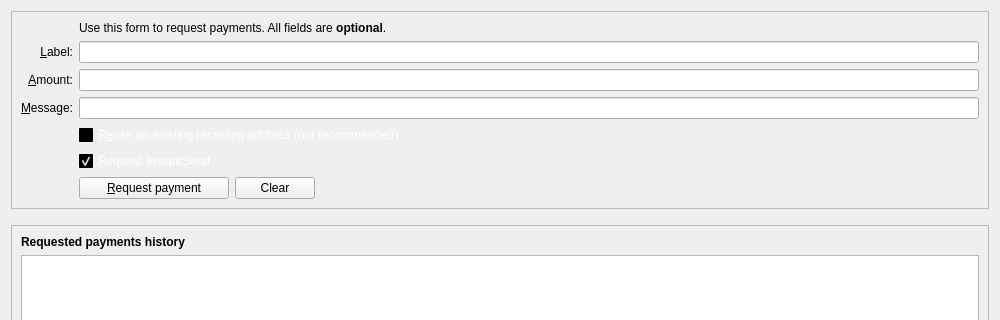
This is src/qt/forms/receivecoinsdialog.ui in Zero-Dynamics/cash-core as Qt 5 draws it before an edit; both pictures show x 0 to 1000 and y 0 to 320 of the 1000 by 543 pixel window. The edited form follows.
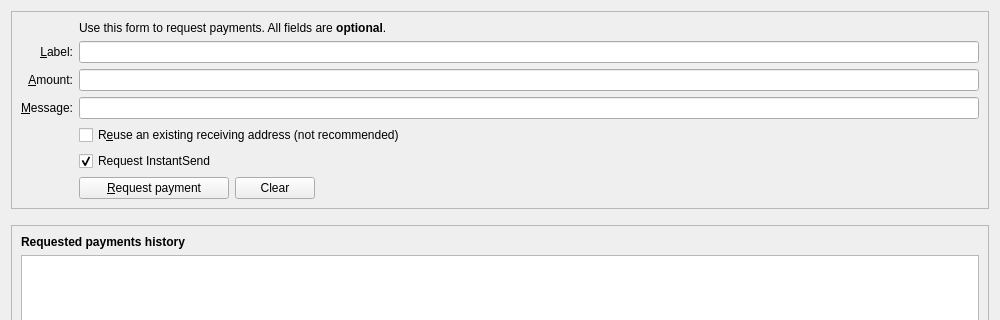
This is the edited form. Custom widgets are drawn as their Qt base class.

The edit to the form file:
```diff
--- a/src/qt/forms/receivecoinsdialog.ui
+++ b/src/qt/forms/receivecoinsdialog.ui
@@ -30,421 +30,6 @@
        <layout class="QGridLayout" name="gridLayout">
         <item row="7" column="2">
          <widget class="QCheckBox" name="reuseAddress">
-          <property name="palette">
-           <palette>
-            <active>
-             <colorrole role="WindowText">
-              <brush brushstyle="SolidPattern">
-               <color alpha="255">
-                <red>255</red>
-                <green>255</green>
-                <blue>255</blue>
-               </color>
-              </brush>
-             </colorrole>
-             <colorrole role="Button">
-              <brush brushstyle="SolidPattern">
-               <color alpha="255">
-                <red>0</red>
-                <green>0</green>
-                <blue>0</blue>
-               </color>
-              </brush>
-             </colorrole>
-             <colorrole role="Light">
-              <brush brushstyle="SolidPattern">
-               <color alpha="255">
-                <red>0</red>
-                <green>0</green>
-                <blue>0</blue>
-               </color>
-              </brush>
-             </colorrole>
-             <colorrole role="Midlight">
-              <brush brushstyle="SolidPattern">
-               <color alpha="255">
-                <red>0</red>
-                <green>0</green>
-                <blue>0</blue>
-               </color>
-              </brush>
-             </colorrole>
-             <colorrole role="Dark">
-              <brush brushstyle="SolidPattern">
-               <color alpha="255">
-                <red>0</red>
-                <green>0</green>
-                <blue>0</blue>
-               </color>
-              </brush>
-             </colorrole>
-             <colorrole role="Mid">
-              <brush brushstyle="SolidPattern">
-               <color alpha="255">
-                <red>0</red>
-                <green>0</green>
-                <blue>0</blue>
-               </color>
-              </brush>
-             </colorrole>
-             <colorrole role="Text">
-              <brush brushstyle="SolidPattern">
-               <color alpha="255">
-                <red>255</red>
-                <green>255</green>
-                <blue>255</blue>
-               </color>
-              </brush>
-             </colorrole>
-             <colorrole role="BrightText">
-              <brush brushstyle="SolidPattern">
-               <color alpha="255">
-                <red>255</red>
-                <green>255</green>
-                <blue>255</blue>
-               </color>
-              </brush>
-             </colorrole>
-             <colorrole role="ButtonText">
-              <brush brushstyle="SolidPattern">
-               <color alpha="255">
-                <red>255</red>
-                <green>255</green>
-                <blue>255</blue>
-               </color>
-              </brush>
-             </colorrole>
-             <colorrole role="Base">
-              <brush brushstyle="SolidPattern">
-               <color alpha="255">
-                <red>0</red>
-                <green>0</green>
-                <blue>0</blue>
-               </color>
-              </brush>
-             </colorrole>
-             <colorrole role="Window">
-              <brush brushstyle="SolidPattern">
-               <color alpha="255">
-                <red>0</red>
-                <green>0</green>
-                <blue>0</blue>
-               </color>
-              </brush>
-             </colorrole>
-             <colorrole role="Shadow">
-              <brush brushstyle="SolidPattern">
-               <color alpha="255">
-                <red>0</red>
-                <green>0</green>
-                <blue>0</blue>
-               </color>
-              </brush>
-             </colorrole>
-             <colorrole role="AlternateBase">
-              <brush brushstyle="SolidPattern">
-               <color alpha="255">
-                <red>0</red>
-                <green>0</green>
-                <blue>0</blue>
-               </color>
-              </brush>
-             </colorrole>
-             <colorrole role="ToolTipBase">
-              <brush brushstyle="SolidPattern">
-               <color alpha="255">
-                <red>255</red>
-                <green>255</green>
-                <blue>220</blue>
-               </color>
-              </brush>
-             </colorrole>
-             <colorrole role="ToolTipText">
-              <brush brushstyle="SolidPattern">
-               <color alpha="255">
-                <red>0</red>
-                <green>0</green>
-                <blue>0</blue>
-               </color>
-              </brush>
-             </colorrole>
-            </active>
-            <inactive>
-             <colorrole role="WindowText">
-              <brush brushstyle="SolidPattern">
-               <color alpha="255">
-                <red>255</red>
-                <green>255</green>
-                <blue>255</blue>
-               </color>
-              </brush>
-             </colorrole>
-             <colorrole role="Button">
-              <brush brushstyle="SolidPattern">
-               <color alpha="255">
-                <red>0</red>
-                <green>0</green>
-                <blue>0</blue>
-               </color>
-              </brush>
-             </colorrole>
-             <colorrole role="Light">
-              <brush brushstyle="SolidPattern">
-               <color alpha="255">
-                <red>0</red>
-                <green>0</green>
-                <blue>0</blue>
-               </color>
-              </brush>
-             </colorrole>
-             <colorrole role="Midlight">
-              <brush brushstyle="SolidPattern">
-               <color alpha="255">
-                <red>0</red>
-                <green>0</green>
-                <blue>0</blue>
-               </color>
-              </brush>
-             </colorrole>
-             <colorrole role="Dark">
-              <brush brushstyle="SolidPattern">
-               <color alpha="255">
-                <red>0</red>
-                <green>0</green>
-                <blue>0</blue>
-               </color>
-              </brush>
-             </colorrole>
-             <colorrole role="Mid">
-              <brush brushstyle="SolidPattern">
-               <color alpha="255">
-                <red>0</red>
-                <green>0</green>
-                <blue>0</blue>
-               </color>
-              </brush>
-             </colorrole>
-             <colorrole role="Text">
-              <brush brushstyle="SolidPattern">
-               <color alpha="255">
-                <red>255</red>
-                <green>255</green>
-                <blue>255</blue>
-               </color>
-              </brush>
-             </colorrole>
-             <colorrole role="BrightText">
-              <brush brushstyle="SolidPattern">
-               <color alpha="255">
-                <red>255</red>
-                <green>255</green>
-                <blue>255</blue>
-               </color>
-              </brush>
-             </colorrole>
-             <colorrole role="ButtonText">
-              <brush brushstyle="SolidPattern">
-               <color alpha="255">
-                <red>255</red>
-                <green>255</green>
-                <blue>255</blue>
-               </color>
-              </brush>
-             </colorrole>
-             <colorrole role="Base">
-              <brush brushstyle="SolidPattern">
-               <color alpha="255">
-                <red>0</red>
-                <green>0</green>
-                <blue>0</blue>
-               </color>
-              </brush>
-             </colorrole>
-             <colorrole role="Window">
-              <brush brushstyle="SolidPattern">
-               <color alpha="255">
-                <red>0</red>
-                <green>0</green>
-                <blue>0</blue>
-               </color>
-              </brush>
-             </colorrole>
-             <colorrole role="Shadow">
-              <brush brushstyle="SolidPattern">
-               <color alpha="255">
-                <red>0</red>
-                <green>0</green>
-                <blue>0</blue>
-               </color>
-              </brush>
-             </colorrole>
-             <colorrole role="AlternateBase">
-              <brush brushstyle="SolidPattern">
-               <color alpha="255">
-                <red>0</red>
-                <green>0</green>
-                <blue>0</blue>
-               </color>
-              </brush>
-             </colorrole>
-             <colorrole role="ToolTipBase">
-              <brush brushstyle="SolidPattern">
-               <color alpha="255">
-                <red>255</red>
-                <green>255</green>
-                <blue>220</blue>
-               </color>
-              </brush>
-             </colorrole>
-             <colorrole role="ToolTipText">
-              <brush brushstyle="SolidPattern">
-               <color alpha="255">
-                <red>0</red>
-                <green>0</green>
-                <blue>0</blue>
-               </color>
-              </brush>
-             </colorrole>
-            </inactive>
-            <disabled>
-             <colorrole role="WindowText">
-              <brush brushstyle="SolidPattern">
-               <color alpha="255">
-                <red>0</red>
-                <green>0</green>
-                <blue>0</blue>
-               </color>
-              </brush>
-             </colorrole>
-             <colorrole role="Button">
-              <brush brushstyle="SolidPattern">
-               <color alpha="255">
-                <red>0</red>
-                <green>0</green>
-                <blue>0</blue>
-               </color>
-              </brush>
-             </colorrole>
-             <colorrole role="Light">
-              <brush brushstyle="SolidPattern">
-               <color alpha="255">
-                <red>0</red>
-                <green>0</green>
-                <blue>0</blue>
-               </color>
-              </brush>
-             </colorrole>
-             <colorrole role="Midlight">
-              <brush brushstyle="SolidPattern">
-               <color alpha="255">
-                <red>0</red>
-                <green>0</green>
-                <blue>0</blue>
-               </color>
-              </brush>
-             </colorrole>
-             <colorrole role="Dark">
-              <brush brushstyle="SolidPattern">
-               <color alpha="255">
-                <red>0</red>
-                <green>0</green>
-                <blue>0</blue>
-               </color>
-              </brush>
-             </colorrole>
-             <colorrole role="Mid">
-              <brush brushstyle="SolidPattern">
-               <color alpha="255">
-                <red>0</red>
-                <green>0</green>
-                <blue>0</blue>
-               </color>
-              </brush>
-             </colorrole>
-             <colorrole role="Text">
-              <brush brushstyle="SolidPattern">
-               <color alpha="255">
-                <red>0</red>
-                <green>0</green>
-                <blue>0</blue>
-               </color>
-              </brush>
-             </colorrole>
-             <colorrole role="BrightText">
-              <brush brushstyle="SolidPattern">
-               <color alpha="255">
-                <red>255</red>
-                <green>255</green>
-                <blue>255</blue>
-               </color>
-              </brush>
-             </colorrole>
-             <colorrole role="ButtonText">
-              <brush brushstyle="SolidPattern">
-               <color alpha="255">
-                <red>0</red>
-                <green>0</green>
-                <blue>0</blue>
-               </color>
-              </brush>
-             </colorrole>
-             <colorrole role="Base">
-              <brush brushstyle="SolidPattern">
-               <color alpha="255">
-                <red>0</red>
-                <green>0</green>
-                <blue>0</blue>
-               </color>
-              </brush>
-             </colorrole>
-             <colorrole role="Window">
-              <brush brushstyle="SolidPattern">
-               <color alpha="255">
-                <red>0</red>
-                <green>0</green>
-                <blue>0</blue>
-               </color>
-              </brush>
-             </colorrole>
-             <colorrole role="Shadow">
-              <brush brushstyle="SolidPattern">
-               <color alpha="255">
-                <red>0</red>
-                <green>0</green>
-                <blue>0</blue>
-               </color>
-              </brush>
-             </colorrole>
-             <colorrole role="AlternateBase">
-              <brush brushstyle="SolidPattern">
-               <color alpha="255">
-                <red>0</red>
-                <green>0</green>
-                <blue>0</blue>
-               </color>
-              </brush>
-             </colorrole>
-             <colorrole role="ToolTipBase">
-              <brush brushstyle="SolidPattern">
-               <color alpha="255">
-                <red>255</red>
-                <green>255</green>
-                <blue>220</blue>
-               </color>
-              </brush>
-             </colorrole>
-             <colorrole role="ToolTipText">
-              <brush brushstyle="SolidPattern">
-               <color alpha="255">
-                <red>0</red>
-                <green>0</green>
-                <blue>0</blue>
-               </color>
-              </brush>
-             </colorrole>
-            </disabled>
-           </palette>
-          </property>
           <property name="toolTip">
            <string>Reuse one of the previously used receiving addresses.&lt;br&gt;Reusing addresses has security and privacy issues.&lt;br&gt;Do not use this unless re-generating a payment request made before.</string>
           </property>
@@ -600,421 +185,6 @@
         </item>
         <item row="8" column="2">
          <widget class="QCheckBox" name="checkUseInstantSend">
-          <property name="palette">
-           <palette>
-            <active>
-             <colorrole role="WindowText">
-              <brush brushstyle="SolidPattern">
-               <color alpha="255">
-                <red>255</red>
-                <green>255</green>
-                <blue>255</blue>
-               </color>
-              </brush>
-             </colorrole>
-             <colorrole role="Button">
-              <brush brushstyle="SolidPattern">
-               <color alpha="255">
-                <red>0</red>
-                <green>0</green>
-                <blue>0</blue>
-               </color>
-              </brush>
-             </colorrole>
-             <colorrole role="Light">
-              <brush brushstyle="SolidPattern">
-               <color alpha="255">
-                <red>0</red>
-                <green>0</green>
-                <blue>0</blue>
-               </color>
-              </brush>
-             </colorrole>
-             <colorrole role="Midlight">
-              <brush brushstyle="SolidPattern">
-               <color alpha="255">
-                <red>0</red>
-                <green>0</green>
-                <blue>0</blue>
-               </color>
-              </brush>
-             </colorrole>
-             <colorrole role="Dark">
-              <brush brushstyle="SolidPattern">
-               <color alpha="255">
-                <red>0</red>
-                <green>0</green>
-                <blue>0</blue>
-               </color>
-              </brush>
-             </colorrole>
-             <colorrole role="Mid">
-              <brush brushstyle="SolidPattern">
-               <color alpha="255">
-                <red>0</red>
-                <green>0</green>
-                <blue>0</blue>
-               </color>
-              </brush>
-             </colorrole>
-             <colorrole role="Text">
-              <brush brushstyle="SolidPattern">
-               <color alpha="255">
-                <red>255</red>
-                <green>255</green>
-                <blue>255</blue>
-               </color>
-              </brush>
-             </colorrole>
-             <colorrole role="BrightText">
-              <brush brushstyle="SolidPattern">
-               <color alpha="255">
-                <red>255</red>
-                <green>255</green>
-                <blue>255</blue>
-               </color>
-              </brush>
-             </colorrole>
-             <colorrole role="ButtonText">
-              <brush brushstyle="SolidPattern">
-               <color alpha="255">
-                <red>255</red>
-                <green>255</green>
-                <blue>255</blue>
-               </color>
-              </brush>
-             </colorrole>
-             <colorrole role="Base">
-              <brush brushstyle="SolidPattern">
-               <color alpha="255">
-                <red>0</red>
-                <green>0</green>
-                <blue>0</blue>
-               </color>
-              </brush>
-             </colorrole>
-             <colorrole role="Window">
-              <brush brushstyle="SolidPattern">
-               <color alpha="255">
-                <red>0</red>
-                <green>0</green>
-                <blue>0</blue>
-               </color>
-              </brush>
-             </colorrole>
-             <colorrole role="Shadow">
-              <brush brushstyle="SolidPattern">
-               <color alpha="255">
-                <red>0</red>
-                <green>0</green>
-                <blue>0</blue>
-               </color>
-              </brush>
-             </colorrole>
-             <colorrole role="AlternateBase">
-              <brush brushstyle="SolidPattern">
-               <color alpha="255">
-                <red>0</red>
-                <green>0</green>
-                <blue>0</blue>
-               </color>
-              </brush>
-             </colorrole>
-             <colorrole role="ToolTipBase">
-              <brush brushstyle="SolidPattern">
-               <color alpha="255">
-                <red>255</red>
-                <green>255</green>
-                <blue>220</blue>
-               </color>
-              </brush>
-             </colorrole>
-             <colorrole role="ToolTipText">
-              <brush brushstyle="SolidPattern">
-               <color alpha="255">
-                <red>0</red>
-                <green>0</green>
-                <blue>0</blue>
-               </color>
-              </brush>
-             </colorrole>
-            </active>
-            <inactive>
-             <colorrole role="WindowText">
-              <brush brushstyle="SolidPattern">
-               <color alpha="255">
-                <red>255</red>
-                <green>255</green>
-                <blue>255</blue>
-               </color>
-              </brush>
-             </colorrole>
-             <colorrole role="Button">
-              <brush brushstyle="SolidPattern">
-               <color alpha="255">
-                <red>0</red>
-                <green>0</green>
-                <blue>0</blue>
-               </color>
-              </brush>
-             </colorrole>
-             <colorrole role="Light">
-              <brush brushstyle="SolidPattern">
-               <color alpha="255">
-                <red>0</red>
-                <green>0</green>
-                <blue>0</blue>
-               </color>
-              </brush>
-             </colorrole>
-             <colorrole role="Midlight">
-              <brush brushstyle="SolidPattern">
-               <color alpha="255">
-                <red>0</red>
-                <green>0</green>
-                <blue>0</blue>
-               </color>
-              </brush>
-             </colorrole>
-             <colorrole role="Dark">
-              <brush brushstyle="SolidPattern">
-               <color alpha="255">
-                <red>0</red>
-                <green>0</green>
-                <blue>0</blue>
-               </color>
-              </brush>
-             </colorrole>
-             <colorrole role="Mid">
-              <brush brushstyle="SolidPattern">
-               <color alpha="255">
-                <red>0</red>
-                <green>0</green>
-                <blue>0</blue>
-               </color>
-              </brush>
-             </colorrole>
-             <colorrole role="Text">
-              <brush brushstyle="SolidPattern">
-               <color alpha="255">
-                <red>255</red>
-                <green>255</green>
-                <blue>255</blue>
-               </color>
-              </brush>
-             </colorrole>
-             <colorrole role="BrightText">
-              <brush brushstyle="SolidPattern">
-               <color alpha="255">
-                <red>255</red>
-                <green>255</green>
-                <blue>255</blue>
-               </color>
-              </brush>
-             </colorrole>
-             <colorrole role="ButtonText">
-              <brush brushstyle="SolidPattern">
-               <color alpha="255">
-                <red>255</red>
-                <green>255</green>
-                <blue>255</blue>
-               </color>
-              </brush>
-             </colorrole>
-             <colorrole role="Base">
-              <brush brushstyle="SolidPattern">
-               <color alpha="255">
-                <red>0</red>
-                <green>0</green>
-                <blue>0</blue>
-               </color>
-              </brush>
-             </colorrole>
-             <colorrole role="Window">
-              <brush brushstyle="SolidPattern">
-               <color alpha="255">
-                <red>0</red>
-                <green>0</green>
-                <blue>0</blue>
-               </color>
-              </brush>
-             </colorrole>
-             <colorrole role="Shadow">
-              <brush brushstyle="SolidPattern">
-               <color alpha="255">
-                <red>0</red>
-                <green>0</green>
-                <blue>0</blue>
-               </color>
-              </brush>
-             </colorrole>
-             <colorrole role="AlternateBase">
-              <brush brushstyle="SolidPattern">
-               <color alpha="255">
-                <red>0</red>
-                <green>0</green>
-                <blue>0</blue>
-               </color>
-              </brush>
-             </colorrole>
-             <colorrole role="ToolTipBase">
-              <brush brushstyle="SolidPattern">
-               <color alpha="255">
-                <red>255</red>
-                <green>255</green>
-                <blue>220</blue>
-               </color>
-              </brush>
-             </colorrole>
-             <colorrole role="ToolTipText">
-              <brush brushstyle="SolidPattern">
-               <color alpha="255">
-                <red>0</red>
-                <green>0</green>
-                <blue>0</blue>
-               </color>
-              </brush>
-             </colorrole>
-            </inactive>
-            <disabled>
-             <colorrole role="WindowText">
-              <brush brushstyle="SolidPattern">
-               <color alpha="255">
-                <red>0</red>
-                <green>0</green>
-                <blue>0</blue>
-               </color>
-              </brush>
-             </colorrole>
-             <colorrole role="Button">
-              <brush brushstyle="SolidPattern">
-               <color alpha="255">
-                <red>0</red>
-                <green>0</green>
-                <blue>0</blue>
-               </color>
-              </brush>
-             </colorrole>
-             <colorrole role="Light">
-              <brush brushstyle="SolidPattern">
-               <color alpha="255">
-                <red>0</red>
-                <green>0</green>
-                <blue>0</blue>
-               </color>
-              </brush>
-             </colorrole>
-             <colorrole role="Midlight">
-              <brush brushstyle="SolidPattern">
-               <color alpha="255">
-                <red>0</red>
-                <green>0</green>
-                <blue>0</blue>
-               </color>
-              </brush>
-             </colorrole>
-             <colorrole role="Dark">
-              <brush brushstyle="SolidPattern">
-               <color alpha="255">
-                <red>0</red>
-                <green>0</green>
-                <blue>0</blue>
-               </color>
-              </brush>
-             </colorrole>
-             <colorrole role="Mid">
-              <brush brushstyle="SolidPattern">
-               <color alpha="255">
-                <red>0</red>
-                <green>0</green>
-                <blue>0</blue>
-               </color>
-              </brush>
-             </colorrole>
-             <colorrole role="Text">
-              <brush brushstyle="SolidPattern">
-               <color alpha="255">
-                <red>0</red>
-                <green>0</green>
-                <blue>0</blue>
-               </color>
-              </brush>
-             </colorrole>
-             <colorrole role="BrightText">
-              <brush brushstyle="SolidPattern">
-               <color alpha="255">
-                <red>255</red>
-                <green>255</green>
-                <blue>255</blue>
-               </color>
-              </brush>
-             </colorrole>
-             <colorrole role="ButtonText">
-              <brush brushstyle="SolidPattern">
-               <color alpha="255">
-                <red>0</red>
-                <green>0</green>
-                <blue>0</blue>
-               </color>
-              </brush>
-             </colorrole>
-             <colorrole role="Base">
-              <brush brushstyle="SolidPattern">
-               <color alpha="255">
-                <red>0</red>
-                <green>0</green>
-                <blue>0</blue>
-               </color>
-              </brush>
-             </colorrole>
-             <colorrole role="Window">
-              <brush brushstyle="SolidPattern">
-               <color alpha="255">
-                <red>0</red>
-                <green>0</green>
-                <blue>0</blue>
-               </color>
-              </brush>
-             </colorrole>
-             <colorrole role="Shadow">
-              <brush brushstyle="SolidPattern">
-               <color alpha="255">
-                <red>0</red>
-                <green>0</green>
-                <blue>0</blue>
-               </color>
-              </brush>
-             </colorrole>
-             <colorrole role="AlternateBase">
-              <brush brushstyle="SolidPattern">
-               <color alpha="255">
-                <red>0</red>
-                <green>0</green>
-                <blue>0</blue>
-               </color>
-              </brush>
-             </colorrole>
-             <colorrole role="ToolTipBase">
-              <brush brushstyle="SolidPattern">
-               <color alpha="255">
-                <red>255</red>
-                <green>255</green>
-                <blue>220</blue>
-               </color>
-              </brush>
-             </colorrole>
-             <colorrole role="ToolTipText">
-              <brush brushstyle="SolidPattern">
-               <color alpha="255">
-                <red>0</red>
-                <green>0</green>
-                <blue>0</blue>
-               </color>
-              </brush>
-             </colorrole>
-            </disabled>
-           </palette>
-          </property>
           <property name="text">
            <string>Request InstantSend</string>
           </property>
```
